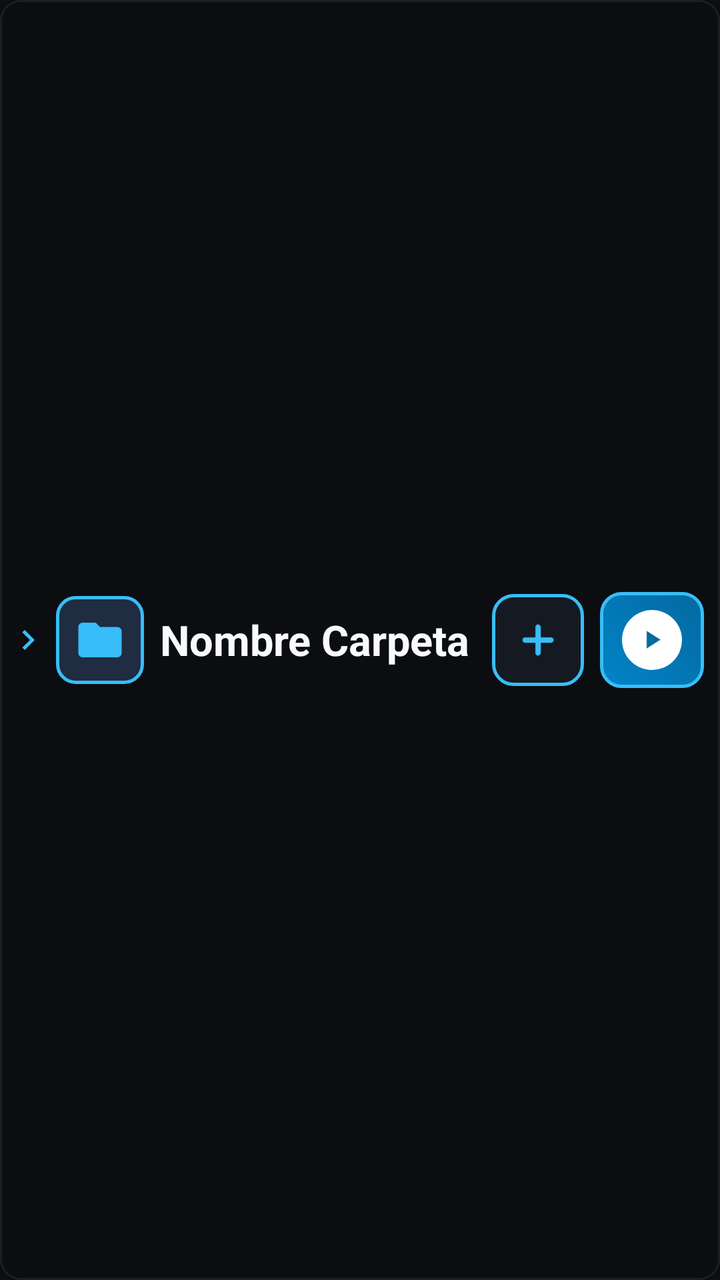
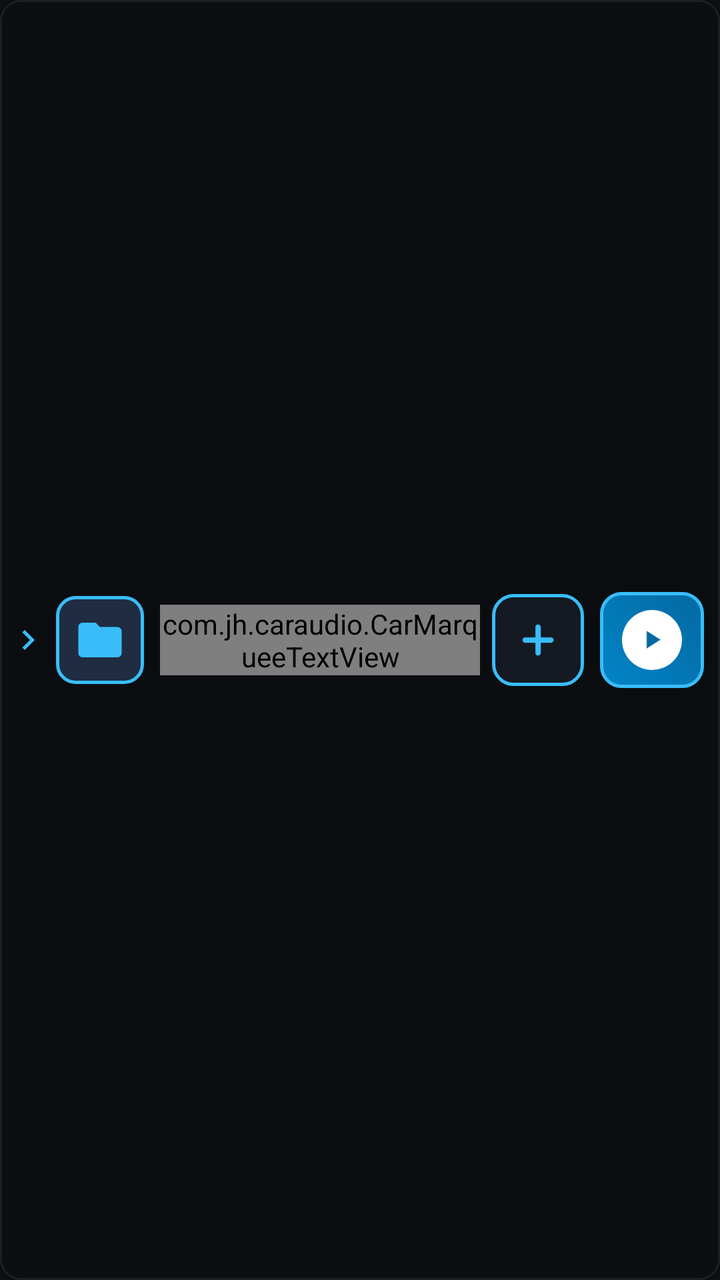

An Android layout rendered at two revisions. The XML below is the earlier revision; the diff shows what the commit changed to produce the second picture.
<!-- AndroidManifest.xml: application theme Theme.CarAudio -->
<!-- res/layout/item_tree_folder.xml -->
<?xml version="1.0" encoding="utf-8"?>
<LinearLayout xmlns:android="http://schemas.android.com/apk/res/android"
    android:id="@+id/layoutTreeItem"
    android:layout_width="match_parent"
    android:layout_height="wrap_content"
    android:minHeight="60dp"
    android:orientation="horizontal"
    android:gravity="center_vertical"
    android:layout_marginBottom="8dp"
    android:paddingTop="4dp"
    android:paddingBottom="4dp"
    android:paddingEnd="8dp"
    android:background="@drawable/bg_tree_node"
    android:descendantFocusability="blocksDescendants">

    
    <View
        android:id="@+id/viewIndent"
        android:layout_width="2dp"
        android:layout_height="1dp" />

    
    <ImageView
        android:id="@+id/ivTreeArrow"
        android:layout_width="24dp"
        android:layout_height="30dp"
        android:src="@drawable/ic_chevron_right"
        android:scaleType="centerInside"
        android:layout_marginEnd="2dp" />

    
    <FrameLayout
        android:id="@+id/frameTreeIcon"
        android:layout_width="44dp"
        android:layout_height="44dp"
        android:background="@drawable/bg_tree_icon_folder"
        android:layout_gravity="center_vertical">

        <ImageView
            android:id="@+id/ivTreeIcon"
            android:layout_width="26dp"
            android:layout_height="26dp"
            android:layout_gravity="center"
            android:src="@drawable/ic_tree_folder" />
    </FrameLayout>

    
    <LinearLayout
        android:layout_width="0dp"
        android:layout_height="wrap_content"
        android:layout_weight="1"
        android:orientation="vertical"
        android:layout_marginStart="8dp"
        android:layout_marginEnd="6dp">

        <TextView
            android:id="@+id/tvTreeTitle"
            android:layout_width="match_parent"
            android:layout_height="wrap_content"
            android:singleLine="true"
            android:ellipsize="marquee"
            android:marqueeRepeatLimit="marquee_forever"
            android:scrollHorizontally="true"
            android:focusable="true"
            android:focusableInTouchMode="true"
            android:text="Nombre Carpeta"
            android:textColor="#f8fafc"
            android:textSize="21sp"
            android:textStyle="bold" />
    </LinearLayout>

    
    <ImageButton
        android:id="@+id/btnTreeAddMix"
        android:layout_width="46dp"
        android:layout_height="46dp"
        android:background="@drawable/bg_folder_addmix"
        android:src="@drawable/ic_mix_add"
        android:scaleType="center"
        android:focusable="false"
        android:focusableInTouchMode="false"
        android:contentDescription="Agregar carpeta a Mi Mix" />

    
    <FrameLayout
        android:id="@+id/btnFolderPlay"
        android:layout_width="52dp"
        android:layout_height="48dp"
        android:background="@drawable/bg_folder_play_btn"
        android:layout_marginStart="8dp"
        android:clickable="true"
        android:focusable="true"
        android:contentDescription="Reproducir carpeta">

        <FrameLayout
            android:id="@+id/frameFolderPlayCircle"
            android:layout_width="30dp"
            android:layout_height="30dp"
            android:layout_gravity="center"
            android:background="@drawable/bg_white_circle">

            <ImageView
                android:layout_width="15dp"
                android:layout_height="15dp"
                android:layout_gravity="center"
                android:src="@drawable/ic_play_triangle" />
        </FrameLayout>

        
        <com.jh.caraudio.MiniEqualizerView
            android:id="@+id/eqFolderPlaying"
            android:layout_width="24dp"
            android:layout_height="22dp"
            android:layout_gravity="center"
            android:visibility="gone" />
    </FrameLayout>

</LinearLayout>
<!-- resources referenced by this layout -->
<resources>
  <!-- drawable bg_folder_addmix (drawable) -->
  <?xml version="1.0" encoding="utf-8"?>
  <selector xmlns:android="http://schemas.android.com/apk/res/android">
      <item android:state_pressed="true">
          <shape>
              <solid android:color="#2c3749" />
              <corners android:radius="10dp" />
              <stroke android:width="1.5dp" android:color="#38bdf8" />
          </shape>
      </item>
      <item>
          <shape>
              <solid android:color="#151922" />
              <corners android:radius="10dp" />
              <stroke android:width="1.5dp" android:color="#38bdf8" />
          </shape>
      </item>
  </selector>
  <!-- drawable bg_folder_play_btn (drawable) -->
  <?xml version="1.0" encoding="utf-8"?>
  <shape xmlns:android="http://schemas.android.com/apk/res/android"
      android:shape="rectangle">
      <gradient
          android:startColor="#0284c7"
          android:endColor="#0369a1"
          android:angle="45" />
      <stroke
          android:width="1.5dp"
          android:color="#38bdf8" />
      <corners android:radius="10dp" />
  </shape>
  <!-- drawable bg_tree_icon_folder (drawable) -->
  <?xml version="1.0" encoding="utf-8"?>
  <shape xmlns:android="http://schemas.android.com/apk/res/android"
      android:shape="rectangle">
      <solid android:color="#1f2c42" />
      <stroke
          android:width="1.5dp"
          android:color="#38bdf8" />
      <corners android:radius="9dp" />
  </shape>
  <!-- drawable bg_tree_node (drawable) -->
  <?xml version="1.0" encoding="utf-8"?>
  <shape xmlns:android="http://schemas.android.com/apk/res/android"
      android:shape="rectangle">
      <solid android:color="#800a0c11" />
      <stroke
          android:width="1dp"
          android:color="#12ffffff" />
      <corners android:radius="10dp" />
  </shape>
  <!-- drawable bg_white_circle (drawable) -->
  <?xml version="1.0" encoding="utf-8"?>
  <shape xmlns:android="http://schemas.android.com/apk/res/android"
      android:shape="oval">
      <solid android:color="#ffffff" />
  </shape>
  <!-- drawable ic_chevron_right (drawable) -->
  <vector xmlns:android="http://schemas.android.com/apk/res/android"
      android:width="20dp"
      android:height="20dp"
      android:viewportWidth="24"
      android:viewportHeight="24">
      <path
          android:fillColor="#38bdf8"
          android:pathData="M8.59,16.59L13.17,12L8.59,7.41L10,6l6,6 -6,6 -1.41,-1.41z" />
  </vector>
  <!-- drawable ic_mix_add (drawable) -->
  <?xml version="1.0" encoding="utf-8"?>
  <vector xmlns:android="http://schemas.android.com/apk/res/android"
      android:width="22dp"
      android:height="22dp"
      android:viewportWidth="24"
      android:viewportHeight="24">
      <path
          android:pathData="M12,5L12,19M5,12L19,12"
          android:strokeWidth="3"
          android:strokeColor="#38bdf8"
          android:strokeLineCap="round" />
  </vector>
  <!-- drawable ic_play_triangle (drawable) -->
  <vector xmlns:android="http://schemas.android.com/apk/res/android"
      android:width="12dp"
      android:height="12dp"
      android:viewportWidth="24"
      android:viewportHeight="24">
      <path
          android:fillColor="#0369a1"
          android:pathData="M8,5v14l11,-7z" />
  </vector>
  <!-- drawable ic_tree_folder (drawable) -->
  <vector xmlns:android="http://schemas.android.com/apk/res/android"
      android:width="22dp"
      android:height="22dp"
      android:viewportWidth="24"
      android:viewportHeight="24">
      <path
          android:fillColor="#38bdf8"
          android:pathData="M10,4H4c-1.1,0 -1.99,0.9 -1.99,2L2,18c0,1.1 0.9,2 2,2h16c1.1,0 2,-0.9 2,-2V8c0,-1.1 -0.9,-2 -2,-2h-8l-2,-2z" />
  </vector>
  <style name="Theme.CarAudio" parent="android:Theme.NoTitleBar.Fullscreen">
          <item name="android:windowBackground">#0c0e12</item>
          <item name="android:colorBackground">#0c0e12</item>
      </style>
</resources>

<!-- the commit's change to res/layout/item_tree_folder.xml (unified diff, before → after) -->
@@ -53,16 +53,12 @@
         android:layout_marginStart="8dp"
         android:layout_marginEnd="6dp">
 
-        <TextView
+        
+        <com.jh.caraudio.CarMarqueeTextView
             android:id="@+id/tvTreeTitle"
             android:layout_width="match_parent"
             android:layout_height="wrap_content"
             android:singleLine="true"
-            android:ellipsize="marquee"
-            android:marqueeRepeatLimit="marquee_forever"
-            android:scrollHorizontally="true"
-            android:focusable="true"
-            android:focusableInTouchMode="true"
             android:text="Nombre Carpeta"
             android:textColor="#f8fafc"
             android:textSize="21sp"
